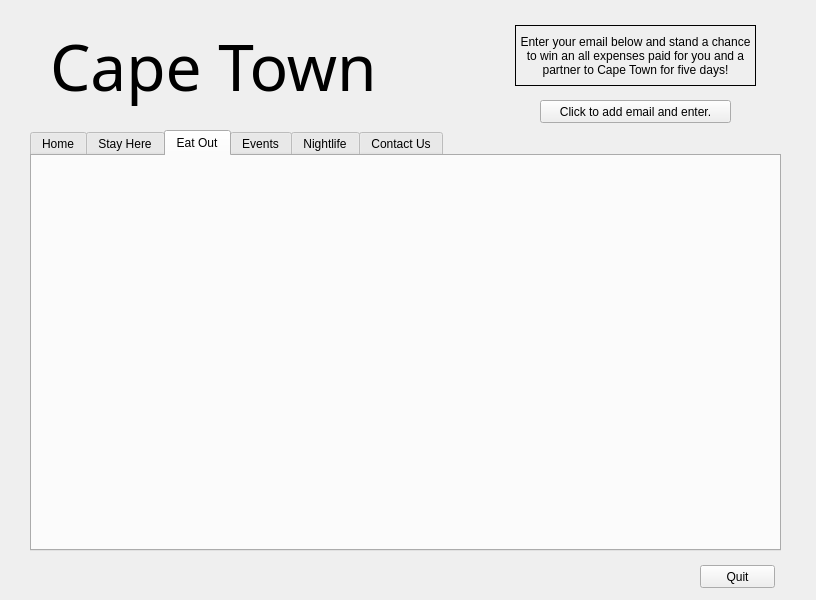
TaxmanMatt/unisa, file INF2611/assignment 1/question1.ui: the form before one commit.
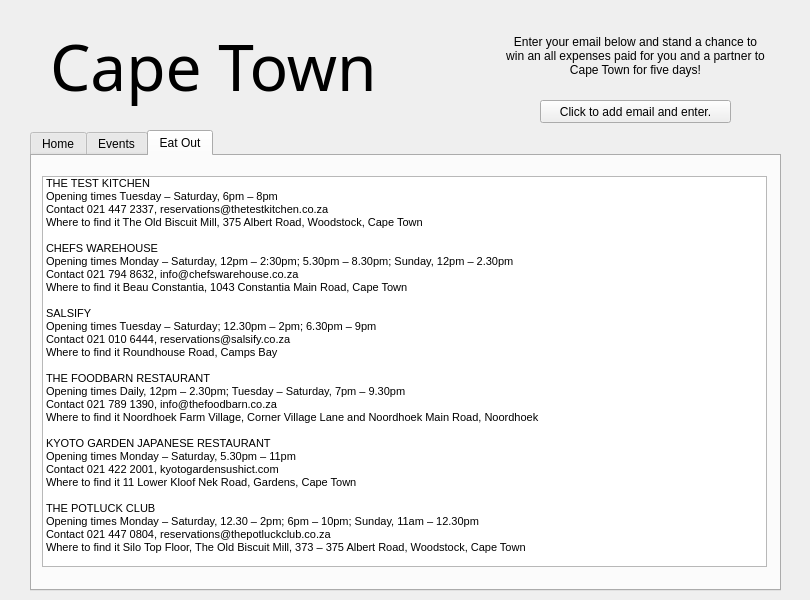
The form after the commit. The open tabs and pages were chosen to show the change. Icons and pictures are not drawn.

Commit message: INF2611 - ass 1

```diff
--- a/INF2611/assignment 1/question1.ui
+++ b/INF2611/assignment 1/question1.ui
@@ -6,7 +6,7 @@
    <rect>
     <x>0</x>
     <y>0</y>
-    <width>816</width>
+    <width>810</width>
     <height>600</height>
    </rect>
   </property>
@@ -14,12 +14,15 @@
    <string>Dialog</string>
   </property>
   <widget class="QTabWidget" name="tabWidget">
+   <property name="enabled">
+    <bool>true</bool>
+   </property>
    <property name="geometry">
     <rect>
      <x>30</x>
      <y>130</y>
      <width>751</width>
-     <height>421</height>
+     <height>461</height>
     </rect>
    </property>
    <property name="currentIndex">
@@ -75,30 +78,64 @@
      </layout>
     </widget>
    </widget>
-   <widget class="QWidget" name="tab_2">
-    <attribute name="title">
-     <string>Stay Here</string>
-    </attribute>
-   </widget>
-   <widget class="QWidget" name="tab_3">
-    <attribute name="title">
-     <string>Eat Out</string>
-    </attribute>
-   </widget>
    <widget class="QWidget" name="tab_4">
     <attribute name="title">
      <string>Events</string>
     </attribute>
    </widget>
-   <widget class="QWidget" name="tab_5">
+   <widget class="QWidget" name="tab_3">
     <attribute name="title">
-     <string>Nightlife</string>
+     <string>Eat Out</string>
     </attribute>
-   </widget>
-   <widget class="QWidget" name="tab_6">
-    <attribute name="title">
-     <string>Contact Us</string>
-    </attribute>
+    <widget class="QListWidget" name="listWidget">
+     <property name="geometry">
+      <rect>
+       <x>10</x>
+       <y>20</y>
+       <width>725</width>
+       <height>391</height>
+      </rect>
+     </property>
+     <property name="font">
+      <font>
+       <pointsize>8</pointsize>
+      </font>
+     </property>
+     <item>
+      <property name="text">
+       <string>THE TEST KITCHEN
+Opening times Tuesday – Saturday, 6pm – 8pm
+Contact 021 447 2337, reservations@thetestkitchen.co.za
+Where to find it The Old Biscuit Mill, 375 Albert Road, Woodstock, Cape Town
+
+CHEFS WAREHOUSE
+Opening times Monday – Saturday, 12pm – 2:30pm; 5.30pm – 8.30pm; Sunday, 12pm – 2.30pm
+Contact 021 794 8632, info@chefswarehouse.co.za
+Where to find it Beau Constantia, 1043 Constantia Main Road, Cape Town
+
+SALSIFY
+Opening times Tuesday – Saturday; 12.30pm – 2pm; 6.30pm – 9pm
+Contact 021 010 6444, reservations@salsify.co.za
+Where to find it Roundhouse Road, Camps Bay
+
+THE FOODBARN RESTAURANT
+Opening times Daily, 12pm – 2.30pm; Tuesday – Saturday, 7pm – 9.30pm
+Contact 021 789 1390, info@thefoodbarn.co.za
+Where to find it Noordhoek Farm Village, Corner Village Lane and Noordhoek Main Road, Noordhoek
+
+KYOTO GARDEN JAPANESE RESTAURANT
+Opening times Monday – Saturday, 5.30pm – 11pm
+Contact 021 422 2001, kyotogardensushict.com
+Where to find it 11 Lower Kloof Nek Road, Gardens, Cape Town
+
+THE POTLUCK CLUB
+Opening times Monday – Saturday, 12.30 – 2pm; 6pm – 10pm; Sunday, 11am – 12.30pm
+Contact 021 447 0804, reservations@thepotluckclub.co.za
+Where to find it Silo Top Floor, The Old Biscuit Mill, 373 – 375 Albert Road, Woodstock, Cape Town
+</string>
+      </property>
+     </item>
+    </widget>
    </widget>
   </widget>
   <widget class="QLabel" name="label">
@@ -138,14 +175,14 @@
   <widget class="QLabel" name="label_2">
    <property name="geometry">
     <rect>
-     <x>515</x>
+     <x>505</x>
      <y>25</y>
-     <width>241</width>
+     <width>261</width>
      <height>61</height>
     </rect>
    </property>
    <property name="frameShape">
-    <enum>QFrame::Box</enum>
+    <enum>QFrame::NoFrame</enum>
    </property>
    <property name="text">
     <string>Enter your email below and stand a chance to win an all expenses paid for you and a partner to Cape Town for five days!</string>
@@ -163,19 +200,6 @@
     <number>5</number>
    </property>
   </widget>
-  <widget class="QPushButton" name="pushButton_2">
-   <property name="geometry">
-    <rect>
-     <x>700</x>
-     <y>565</y>
-     <width>75</width>
-     <height>23</height>
-    </rect>
-   </property>
-   <property name="text">
-    <string>Quit</string>
-   </property>
-  </widget>
  </widget>
  <resources/>
  <connections/>
```
Left out of the diff: 38 changed lines with no effect on the pictures. The commit also changes 2 other files.
